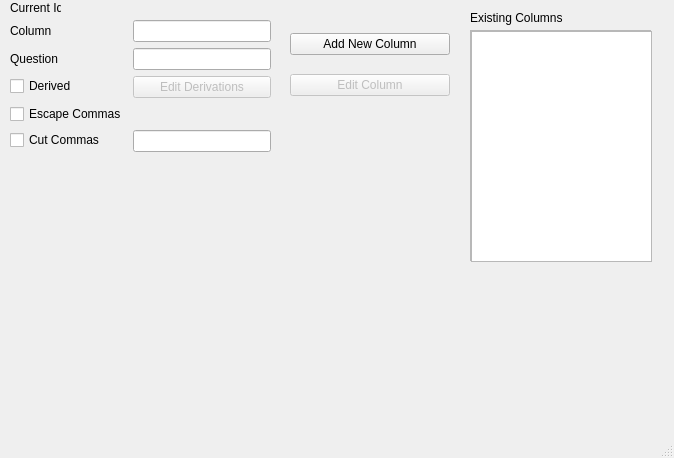
Acliu1498/freshman_form_parser, file resources/ui/edittablewindow.ui: the form before one commit.
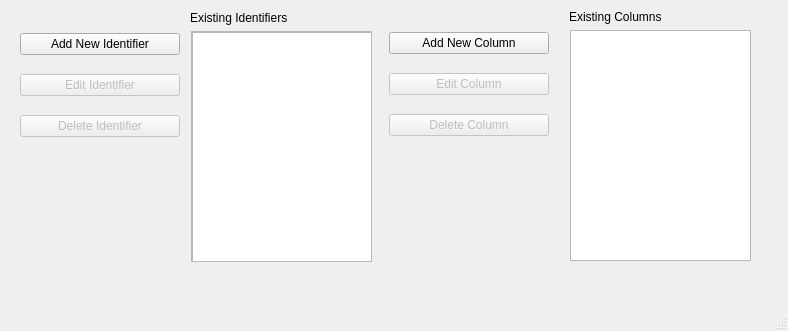
The form after the commit.

Commit message: added fields to enter in the database connection added button to test the connection

Diff of the .ui file:
```diff
--- a/resources/ui/edittablewindow.ui
+++ b/resources/ui/edittablewindow.ui
@@ -6,8 +6,8 @@
    <rect>
     <x>0</x>
     <y>0</y>
-    <width>674</width>
-    <height>458</height>
+    <width>788</width>
+    <height>331</height>
    </rect>
   </property>
   <property name="windowTitle">
@@ -17,10 +17,10 @@
    <widget class="QWidget" name="verticalLayoutWidget">
     <property name="geometry">
      <rect>
-      <x>290</x>
-      <y>20</y>
+      <x>389</x>
+      <y>19</y>
       <width>160</width>
-      <height>91</height>
+      <height>131</height>
      </rect>
     </property>
     <layout class="QVBoxLayout" name="verticalLayout">
@@ -41,13 +41,23 @@
        </property>
       </widget>
      </item>
+     <item>
+      <widget class="QPushButton" name="btn_delete_column">
+       <property name="enabled">
+        <bool>false</bool>
+       </property>
+       <property name="text">
+        <string>Delete Column</string>
+       </property>
+      </widget>
+     </item>
     </layout>
    </widget>
    <widget class="QLabel" name="label">
     <property name="geometry">
      <rect>
-      <x>470</x>
-      <y>10</y>
+      <x>569</x>
+      <y>9</y>
       <width>131</width>
       <height>16</height>
      </rect>
@@ -59,7 +69,7 @@
    <widget class="QScrollArea" name="scroll_existing_tables">
     <property name="geometry">
      <rect>
-      <x>470</x>
+      <x>570</x>
       <y>30</y>
       <width>181</width>
       <height>231</height>
@@ -79,111 +89,111 @@
      </property>
     </widget>
    </widget>
-   <widget class="QLabel" name="label_2">
+   <widget class="QListWidget" name="list_existing_columns">
     <property name="geometry">
      <rect>
-      <x>10</x>
-      <y>0</y>
-      <width>51</width>
-      <height>16</height>
+      <x>570</x>
+      <y>30</y>
+      <width>181</width>
+      <height>231</height>
      </rect>
     </property>
-    <property name="text">
-     <string>Current Id:</string>
-    </property>
    </widget>
    <widget class="QWidget" name="formLayoutWidget">
     <property name="geometry">
      <rect>
-      <x>10</x>
+      <x>20</x>
       <y>20</y>
-      <width>261</width>
-      <height>261</height>
+      <width>160</width>
+      <height>131</height>
      </rect>
     </property>
-    <layout class="QFormLayout" name="formLayout">
-     <item row="2" column="0">
-      <widget class="QLabel" name="lbl_question">
+    <layout class="QVBoxLayout" name="verticalLayout_2">
+     <item>
+      <widget class="QPushButton" name="btn_add_identifier">
        <property name="text">
-        <string>Question</string>
+        <string>Add New Identifier</string>
        </property>
       </widget>
      </item>
-     <item row="2" column="1">
-      <widget class="QLineEdit" name="line_edit_question">
+     <item>
+      <widget class="QPushButton" name="btn_edit_identfier">
        <property name="enabled">
-        <bool>true</bool>
+        <bool>false</bool>
        </property>
-       <property name="inputMask">
-        <string/>
-       </property>
-      </widget>
-     </item>
-     <item row="1" column="0">
-      <widget class="QLabel" name="label_3">
        <property name="text">
-        <string>Column</string>
+        <string>Edit Identifier</string>
        </property>
       </widget>
      </item>
-     <item row="1" column="1">
-      <widget class="QLineEdit" name="line_edit_column"/>
-     </item>
-     <item row="3" column="1">
-      <widget class="QPushButton" name="btn_edit_derivations">
+     <item>
+      <widget class="QPushButton" name="btn_delete_identifier">
        <property name="enabled">
         <bool>false</bool>
        </property>
        <property name="text">
-        <string>Edit Derivations</string>
+        <string>Delete Identifier</string>
        </property>
       </widget>
      </item>
-     <item row="3" column="0">
-      <widget class="QCheckBox" name="checkBox">
-       <property name="contextMenuPolicy">
-        <enum>Qt::PreventContextMenu</enum>
-       </property>
-       <property name="layoutDirection">
-        <enum>Qt::LeftToRight</enum>
-       </property>
-       <property name="text">
-        <string>Derived</string>
-       </property>
-      </widget>
-     </item>
-     <item row="4" column="0">
-      <widget class="QCheckBox" name="checkBox_2">
-       <property name="layoutDirection">
-        <enum>Qt::LeftToRight</enum>
-       </property>
-       <property name="text">
-        <string>Escape Commas</string>
-       </property>
-      </widget>
-     </item>
-     <item row="5" column="0">
-      <widget class="QCheckBox" name="chk_cut_commas">
-       <property name="text">
-        <string>Cut Commas</string>
-       </property>
-      </widget>
-     </item>
-     <item row="5" column="1">
-      <widget class="QLineEdit" name="lineEdit"/>
-     </item>
     </layout>
    </widget>
    <widget class="QListWidget" name="list_existing_tables">
     <property name="geometry">
      <rect>
-      <x>471</x>
+      <x>191</x>
       <y>31</y>
       <width>181</width>
       <height>231</height>
      </rect>
     </property>
    </widget>
+   <widget class="QLabel" name="label_3">
+    <property name="geometry">
+     <rect>
+      <x>190</x>
+      <y>10</y>
+      <width>131</width>
+      <height>16</height>
+     </rect>
+    </property>
+    <property name="text">
+     <string>Existing Identifiers</string>
+    </property>
+   </widget>
+   <widget class="QScrollArea" name="scroll_existing_tables_2">
+    <property name="geometry">
+     <rect>
+      <x>191</x>
+      <y>31</y>
+      <width>181</width>
+      <height>231</height>
+     </rect>
+    </property>
+    <property name="widgetResizable">
+     <bool>true</bool>
+    </property>
+    <widget class="QWidget" name="scrollAreaWidgetContents_2">
+     <property name="geometry">
+      <rect>
+       <x>0</x>
+       <y>0</y>
+       <width>179</width>
+       <height>229</height>
+      </rect>
+     </property>
+     <widget class="QListWidget" name="list_existing_identifiers">
+      <property name="geometry">
+       <rect>
+        <x>0</x>
+        <y>0</y>
+        <width>181</width>
+        <height>231</height>
+       </rect>
+      </property>
+     </widget>
+    </widget>
+   </widget>
   </widget>
   <widget class="QMenuBar" name="menubar">
    <property name="geometry">
```
Left out of the diff: 6 changed lines with no effect on the pictures. The commit also changes 10 other files.
